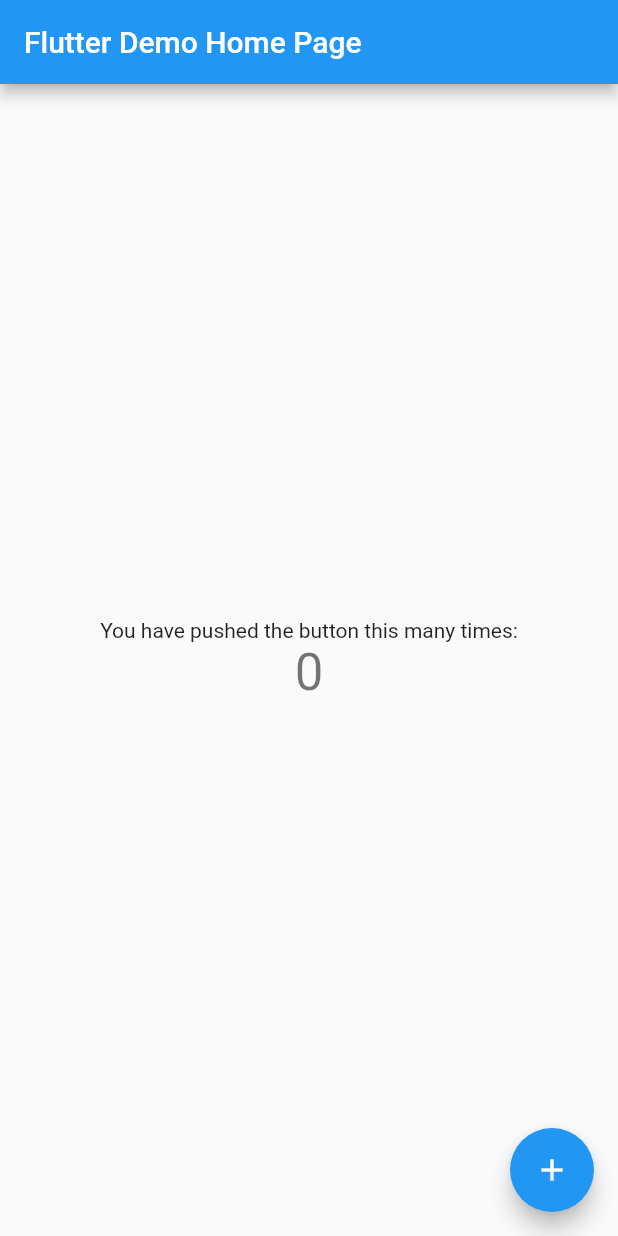
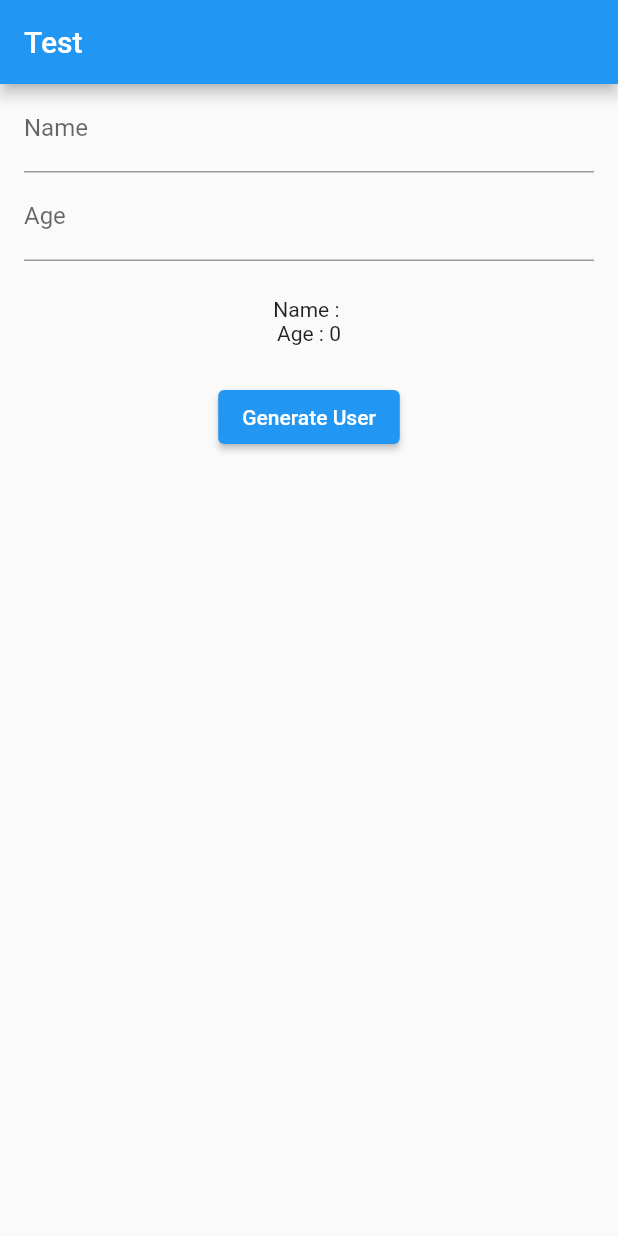
Before and after one commit to AnSuHan/Flutter, a Flutter app: the screen it shows after launch, on a phone screen of 412 x 824 dp. Run offline on Flutter 3.47's test engine with Material 2 defaults, Android fonts, the phone set to English and light mode, and no system bars; our stand-ins replace flutter_bloc.

Commit message:
use single bloc

```diff
--- a/stateofbloc/lib/main.dart
+++ b/stateofbloc/lib/main.dart
@@ -1,115 +1,111 @@
+import 'dart:async';
+
 import 'package:flutter/material.dart';
+import 'package:flutter_bloc/flutter_bloc.dart';
 
+///출처 : https://velog.io/@sunwonsw95/Flutter-Bloc-%EC%83%81%ED%83%9C%EA%B4%80%EB%A6%AC
 void main() {
   runApp(const MyApp());
+}
+
+class User {
+  final String name;
+  final int age;
+
+  User({this.name = '', this.age=0});
+}
+
+class UserBloc extends Bloc<UserEvent, User> {
+  UserBloc() : super(User()) {
+    //이벤트 리스너
+    on<CreateUserEvent>(createUser);
+  }
+
+  // 이벤트 리스너 구현부
+  FutureOr<void> createUser(CreateUserEvent event, Emitter<User> emit) {
+    final User user = User(name: event.name, age: int.tryParse(event.age) ?? 0);
+    emit(user);
+  }
+}
+
+// 이벤트 정의
+abstract class UserEvent {}
+
+class CreateUserEvent extends UserEvent {
+  final String name;
+  final String age;
+
+  CreateUserEvent({required this.name, required this.age});
 }
 
 class MyApp extends StatelessWidget {
   const MyApp({super.key});
 
-  // This widget is the root of your application.
   @override
   Widget build(BuildContext context) {
     return MaterialApp(
-      title: 'Flutter Demo',
-      theme: ThemeData(
-        // This is the theme of your application.
-        //
-        // Try running your application with "flutter run". You'll see the
-        // application has a blue toolbar. Then, without quitting the app, try
-        // changing the primarySwatch below to Colors.green and then invoke
-        // "hot reload" (press "r" in the console where you ran "flutter run",
-        // or simply save your changes to "hot reload" in a Flutter IDE).
-        // Notice that the counter didn't reset back to zero; the application
-        // is not restarted.
-        primarySwatch: Colors.blue,
+      home: BlocProvider(
+        create: (context) => UserBloc(),
+        child: Home(),
       ),
-      home: const MyHomePage(title: 'Flutter Demo Home Page'),
     );
   }
 }
 
-class MyHomePage extends StatefulWidget {
-  const MyHomePage({super.key, required this.title});
 
-  // This widget is the home page of your application. It is stateful, meaning
-  // that it has a State object (defined below) that contains fields that affect
-  // how it looks.
+class Home extends StatelessWidget {
+  Home({super.key});
 
-  // This class is the configuration for the state. It holds the values (in this
-  // case the title) provided by the parent (in this case the App widget) and
-  // used by the build method of the State. Fields in a Widget subclass are
-  // always marked "final".
-
-  final String title;
-
-  @override
-  State<MyHomePage> createState() => _MyHomePageState();
-}
-
-class _MyHomePageState extends State<MyHomePage> {
-  int _counter = 0;
-
-  void _incrementCounter() {
-    setState(() {
-      // This call to setState tells the Flutter framework that something has
-      // changed in this State, which causes it to rerun the build method below
-      // so that the display can reflect the updated values. If we changed
-      // _counter without calling setState(), then the build method would not be
-      // called again, and so nothing would appear to happen.
-      _counter++;
-    });
-  }
+  TextEditingController nameController = TextEditingController();
+  TextEditingController ageController = TextEditingController();
 
   @override
   Widget build(BuildContext context) {
-    // This method is rerun every time setState is called, for instance as done
-    // by the _incrementCounter method above.
-    //
-    // The Flutter framework has been optimized to make rerunning build methods
-    // fast, so that you can just rebuild anything that needs updating rather
-    // than having to individually change instances of widgets.
-    return Scaffold(
-      appBar: AppBar(
-        // Here we take the value from the MyHomePage object that was created by
-        // the App.build method, and use it to set our appbar title.
-        title: Text(widget.title),
-      ),
-      body: Center(
-        // Center is a layout widget. It takes a single child and positions it
-        // in the middle of the parent.
-        child: Column(
-          // Column is also a layout widget. It takes a list of children and
-          // arranges them vertically. By default, it sizes itself to fit its
-          // children horizontally, and tries to be as tall as its parent.
-          //
-          // Invoke "debug painting" (press "p" in the console, choose the
-          // "Toggle Debug Paint" action from the Flutter Inspector in Android
-          // Studio, or the "Toggle Debug Paint" command in Visual Studio Code)
-          // to see the wireframe for each widget.
-          //
-          // Column has various properties to control how it sizes itself and
-          // how it positions its children. Here we use mainAxisAlignment to
-          // center the children vertically; the main axis here is the vertical
-          // axis because Columns are vertical (the cross axis would be
-          // horizontal).
-          mainAxisAlignment: MainAxisAlignment.center,
-          children: <Widget>[
-            const Text(
-              'You have pushed the button this many times:',
+    return GestureDetector(
+      onTap: () => FocusScope.of(context).unfocus(),
+      child: Scaffold(
+        appBar: AppBar(title: const Text('Test')),
+        body: SingleChildScrollView(
+          child: Padding(
+            padding: const EdgeInsets.symmetric(horizontal: 16.0),
+            child: Column(
+              children: [
+                TextFormField(
+                  controller: nameController,
+                  decoration: const InputDecoration(labelText: 'Name'),
+                ),
+                TextFormField(
+                  controller: ageController,
+                  decoration: const InputDecoration(labelText: 'Age'),
+                ),
+                const SizedBox(height: 24.0),
+                BlocBuilder<UserBloc, User>(
+                  builder: (context, state) {
+                    return Column(
+                      children: [
+                        Text('Name : ${state.name}'),
+                        Text('Age : ${state.age}'),
+                      ],
+                    );
+                  },
+                ),
+                const SizedBox(height: 24.0),
+                ElevatedButton(
+                  onPressed: () {
+                    BlocProvider.of<UserBloc>(context).add(
+                      CreateUserEvent(
+                        name: nameController.text,
+                        age: ageController.text,
+                      ),
+                    );
+                  },
+                  child: const Text('Generate User'),
+                ),
+              ],
             ),
-            Text(
-              '$_counter',
-              style: Theme.of(context).textTheme.headlineMedium,
-            ),
-          ],
+          ),
         ),
       ),
-      floatingActionButton: FloatingActionButton(
-        onPressed: _incrementCounter,
-        tooltip: 'Increment',
-        child: const Icon(Icons.add),
-      ), // This trailing comma makes auto-formatting nicer for build methods.
     );
   }
 }
--- a/stateofbloc/pubspec.yaml
+++ b/stateofbloc/pubspec.yaml
@@ -35,6 +35,8 @@
   # The following adds the Cupertino Icons font to your application.
   # Use with the CupertinoIcons class for iOS style icons.
   cupertino_icons: ^1.0.2
+  bloc: ^8.1.4
+  flutter_bloc: ^8.1.6
 
 dev_dependencies:
   flutter_test:
```
Also changed, not shown: stateofbloc/pubspec.lock.
